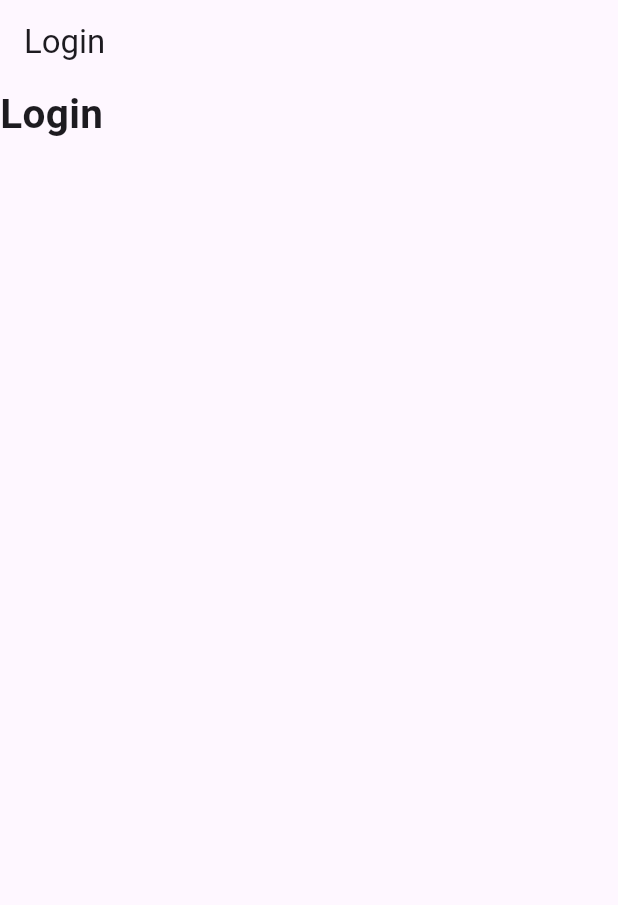
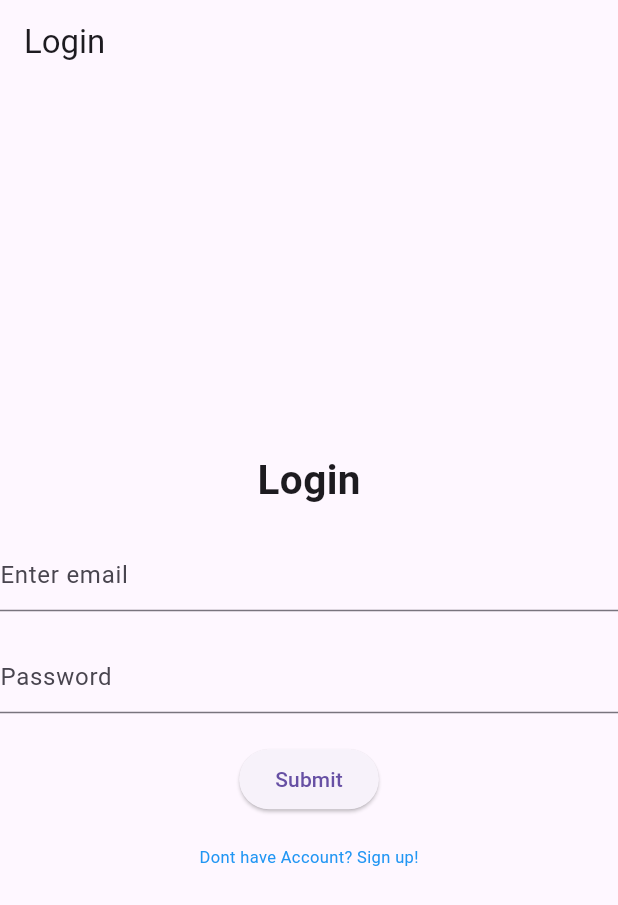
Before and after one commit to Mohit-Adhikari/orange, a Flutter app: the screen it shows after launch, on a phone screen of 412 x 824 dp. Shown: the top 905 px of the screen. Run offline on Flutter 3.47's test engine with Material 3 defaults, Android fonts, the phone set to English and light mode, and no system bars.

Commit message:
made login page

```diff
--- a/lib/features/user_auth/presentation/pages/login_page.dart
+++ b/lib/features/user_auth/presentation/pages/login_page.dart
@@ -2,19 +2,51 @@
 import 'package:flutter/cupertino.dart';
 import 'package:flutter/material.dart';
 
-class LoginPage extends StatelessWidget {
+class LoginPage extends StatefulWidget {
   const LoginPage({super.key});
 
+  @override
+  State<LoginPage> createState() => _LoginPageState();
+}
+
+class _LoginPageState extends State<LoginPage> {
+  TextEditingController emailController=TextEditingController();
+  TextEditingController passwordController=TextEditingController();
   @override
   Widget build(BuildContext context) {
     return Scaffold(
       appBar: AppBar(
         title: Text("Login"),
       ),
-      body: Column(
-        children: [
-          Text('Login',style: TextStyle(fontSize: 27, fontWeight: FontWeight.bold),)
-        ],
+      body: Center(
+        child: Column(
+          mainAxisAlignment: MainAxisAlignment.center,
+          children: [
+            Text('Login',style: TextStyle(fontSize: 27, fontWeight: FontWeight.bold),),
+            SizedBox(height:20),
+            TextField(
+            controller: emailController,
+              decoration: InputDecoration(
+                hintText: 'Enter email',
+              ),
+            ),
+            SizedBox(height: 20),
+            TextField(
+              obscureText: true,
+              controller: passwordController,
+              decoration: InputDecoration(
+                hintText: 'Password',
+              ),
+            ),
+            SizedBox(height: 20),
+            ElevatedButton(onPressed: (){print('hi');},
+                child:Text('Submit'),
+            ),
+            SizedBox(height: 20),
+            Text('Dont have Account? Sign up!',style: TextStyle(fontSize: 11,color: Colors.blue),)
+
+          ],
+        ),
       ),
     );
   }
```
